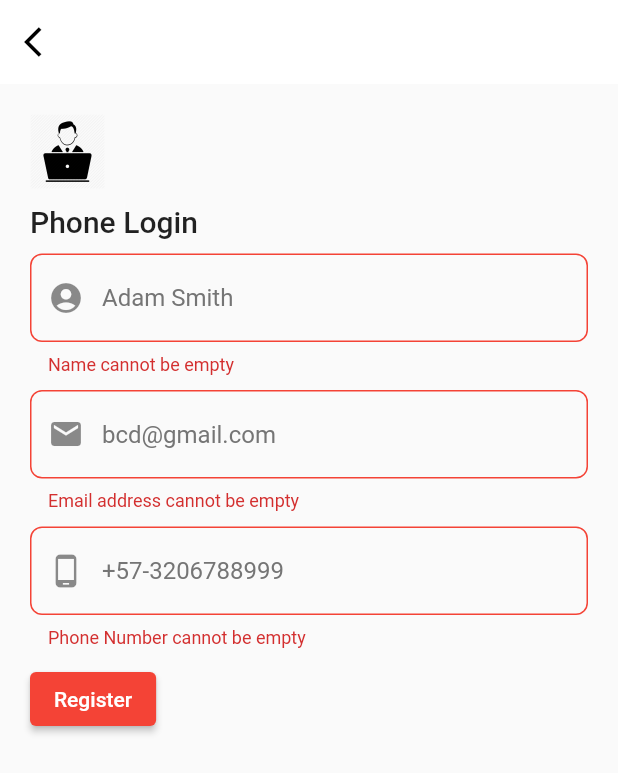
After one commit to brayanzul/blocauth, a Flutter app: the screen it shows after launch, after a tap on "Sign in with Phone", after a tap on "Register", on a phone screen of 412 x 824 dp. The commit adds this screen. Shown: the top 773 px of the screen. Run offline on Flutter 3.47's test engine with Material 2 defaults, Android fonts, the light colour scheme and no system bars; our stand-ins replace cloud_firestore, connectivity_plus, firebase_auth, firebase_core, font_awesome_flutter, google_sign_in and 2 more; missing offline and left inert: flutter_facebook_auth, twitter_login; accounts and stored records are empty; network calls fail.

Commit message:
Flutter BlocAuth project and today I worked: PhoneAuth Screen: Here add to login with the cell phone number

```diff
--- a/lib/provider/sign_in_provider.dart
+++ b/lib/provider/sign_in_provider.dart
@@ -286,4 +286,14 @@ class SignInProvider extends ChangeNotifier {
     final SharedPreferences s = await SharedPreferences.getInstance();
     s.clear();
   }
+
+  void phoneNumberUser(User user, email, name) {
+    _name = name;
+    _email = email;
+    _imageUrl = "null";
+    _uid = user.phoneNumber;
+    _provider = "PHONE";
+    notifyListeners();
+  }
+
 }
--- a/lib/screens/login_screen.dart
+++ b/lib/screens/login_screen.dart
@@ -1,6 +1,7 @@
 import 'package:blocauth/provider/internet_provider.dart';
 import 'package:blocauth/provider/sign_in_provider.dart';
 import 'package:blocauth/screens/home_screen.dart';
+import 'package:blocauth/screens/phoneauth_screen.dart';
 import 'package:blocauth/utils/config.dart';
 import 'package:blocauth/utils/next_screen.dart';
 import 'package:blocauth/utils/snack_bar.dart';
@@ -21,6 +22,7 @@ class _LoginScreenState extends State<LoginScreen> {
   final RoundedLoadingButtonController googleController = RoundedLoadingButtonController();
   final RoundedLoadingButtonController facebookController = RoundedLoadingButtonController();
   final RoundedLoadingButtonController twitterController = RoundedLoadingButtonController();
+  final RoundedLoadingButtonController phoneController = RoundedLoadingButtonController();
 
   @override
   Widget build(BuildContext context) {
@@ -174,7 +176,42 @@ class _LoginScreenState extends State<LoginScreen> {
                       ],
                     ),
                   ),
-
+                  const SizedBox(
+                    height: 10,
+                  ),
+                  // phoneAuth loading button
+                  RoundedLoadingButton(
+                    controller: phoneController,
+                    onPressed: (){
+                      nextScreenReplace(context, const PhoneAuthScreen());
+                      phoneController.reset();
+                    },
+                    successColor: Colors.black,
+                    width: MediaQuery.of(context).size.width * 0.80,
+                    elevation: 0,
+                    borderRadius: 25,
+                    color: Colors.black,
+                    child: Wrap(
+                      children: const [
+                        Icon(
+                          FontAwesomeIcons.phone,
+                          size: 20,
+                          color: Colors.white,
+                        ),
+                        SizedBox(
+                          width: 15,
+                        ),
+                        Text(
+                          "Sign in with Phone",
+                          style: TextStyle(
+                            color: Colors.white,
+                            fontSize: 15,
+                            fontWeight: FontWeight.w500
+                          ),
+                        ),
+                      ],
+                    ),
+                  ),
                 ],
               ),
 
--- /dev/null
+++ b/lib/screens/phoneauth_screen.dart
@@ -0,0 +1,257 @@
+import 'package:blocauth/provider/internet_provider.dart';
+import 'package:blocauth/provider/sign_in_provider.dart';
+import 'package:blocauth/screens/home_screen.dart';
+import 'package:blocauth/screens/login_screen.dart';
+import 'package:blocauth/utils/config.dart';
+import 'package:blocauth/utils/next_screen.dart';
+import 'package:blocauth/utils/snack_bar.dart';
+import 'package:firebase_auth/firebase_auth.dart';
+import 'package:flutter/material.dart';
+import 'package:provider/provider.dart';
+
+class PhoneAuthScreen extends StatefulWidget {
+  const PhoneAuthScreen({super.key});
+
+  @override
+  State<PhoneAuthScreen> createState() => _PhoneAuthScreenState();
+}
+
+class _PhoneAuthScreenState extends State<PhoneAuthScreen> {
+  final formkey = GlobalKey<FormState>();
+  // controller -> phone, email, name, otp code,
+  TextEditingController phoneController = TextEditingController();
+  TextEditingController emailController = TextEditingController();
+  TextEditingController nameController = TextEditingController();
+  TextEditingController otpCodeController = TextEditingController();
+
+  @override
+  Widget build(BuildContext context) {
+    return Scaffold(
+      appBar: AppBar(
+        backgroundColor: Colors.white,
+        elevation: 0,
+        leading: IconButton(
+          icon: const Icon(
+            Icons.arrow_back_ios,
+            color: Colors.black,
+          ),
+          onPressed: () {
+            nextScreenReplace(context, const LoginScreen());
+          },
+        ),
+      ),
+      body: SingleChildScrollView(
+          child: Container(
+        padding: const EdgeInsets.all(20),
+        child: Form(
+          key: formkey,
+          child: Column(
+            mainAxisAlignment: MainAxisAlignment.center,
+            crossAxisAlignment: CrossAxisAlignment.start,
+            children: [
+              Image(
+                image: AssetImage(Config.app_icon),
+                height: 50,
+                width: 50,
+              ),
+              const SizedBox(
+                height: 10,
+              ),
+              const Text(
+                "Phone Login",
+                style: TextStyle(
+                  fontSize: 20,
+                  fontWeight: FontWeight.w500,
+                ),
+              ),
+              const SizedBox(
+                height: 10,
+              ),
+              TextFormField(
+                validator: (value) {
+                  if (value!.isEmpty) {
+                    return "Name cannot be empty";
+                  }
+                  return null;
+                },
+                controller: nameController,
+                textInputAction: TextInputAction.none,
+                decoration: InputDecoration(
+                    prefixIcon: const Icon(Icons.account_circle),
+                    hintText: "Adam Smith",
+                    hintStyle: TextStyle(color: Colors.grey[600]),
+                    errorBorder: OutlineInputBorder(
+                        borderRadius: BorderRadius.circular(8),
+                        borderSide: const BorderSide(color: Colors.red)),
+                    focusedBorder: OutlineInputBorder(
+                        borderRadius: BorderRadius.circular(8),
+                        borderSide: const BorderSide(color: Colors.grey)),
+                    enabledBorder: OutlineInputBorder(
+                        borderRadius: BorderRadius.circular(8),
+                        borderSide: const BorderSide(color: Colors.grey))),
+              ),
+              const SizedBox(
+                height: 10,
+              ),
+              TextFormField(
+                validator: (value) {
+                  if (value!.isEmpty) {
+                    return "Email address cannot be empty";
+                  }
+                  return null;
+                },
+                controller: emailController,
+                textInputAction: TextInputAction.none,
+                decoration: InputDecoration(
+                    prefixIcon: const Icon(Icons.email),
+                    hintText: "bcd@gmail.com",
+                    hintStyle: TextStyle(color: Colors.grey[600]),
+                    errorBorder: OutlineInputBorder(
+                        borderRadius: BorderRadius.circular(8),
+                        borderSide: const BorderSide(color: Colors.red)),
+                    focusedBorder: OutlineInputBorder(
+                        borderRadius: BorderRadius.circular(8),
+                        borderSide: const BorderSide(color: Colors.grey)),
+                    enabledBorder: OutlineInputBorder(
+                        borderRadius: BorderRadius.circular(8),
+                        borderSide: const BorderSide(color: Colors.grey))),
+              ),
+              const SizedBox(
+                height: 10,
+              ),
+              TextFormField(
+                validator: (value) {
+                  if (value!.isEmpty) {
+                    return "Phone Number cannot be empty";
+                  }
+                  return null;
+                },
+                controller: phoneController,
+                textInputAction: TextInputAction.next,
+                decoration: InputDecoration(
+                    prefixIcon: const Icon(Icons.phone_android),
+                    hintText: "+57-3206788999",
+                    hintStyle: TextStyle(color: Colors.grey[600]),
+                    errorBorder: OutlineInputBorder(
+                        borderRadius: BorderRadius.circular(8),
+                        borderSide: const BorderSide(color: Colors.red)),
+                    focusedBorder: OutlineInputBorder(
+                        borderRadius: BorderRadius.circular(8),
+                        borderSide: const BorderSide(color: Colors.grey)),
+                    enabledBorder: OutlineInputBorder(
+                        borderRadius: BorderRadius.circular(8),
+                        borderSide: const BorderSide(color: Colors.grey))),
+              ),
+              const SizedBox(
+                height: 10,
+              ),
+              ElevatedButton(
+                  onPressed: () {
+                    login(context, phoneController.text.trim());
+                  },
+                  style: ElevatedButton.styleFrom(primary: Colors.red),
+                  child: const Text("Register"))
+            ],
+          ),
+        ),
+      )),
+    );
+  }
+
+  Future login(BuildContext contex, String mobile) async {
+    final sp = context.read<SignInProvider>();
+    final ip = context.read<InternetProvider>();
+    await ip.checkInternetConnection();
+
+    if (ip.hasInternet == false) {
+      openSnackbar(context, "Check your internet connection", Colors.red);
+    } else {
+      if (formkey.currentState!.validate()) {
+        FirebaseAuth.instance.verifyPhoneNumber(
+            phoneNumber: mobile,
+            verificationCompleted: (AuthCredential credential) async {
+              await FirebaseAuth.instance.signInWithCredential(credential);
+            },
+            verificationFailed: (FirebaseAuthException e) {
+              openSnackbar(context, e.toString(), Colors.red);
+            },
+            codeSent: (String verificationId, int? forcerResendingToken) {
+              showDialog(
+                  barrierDismissible: false,
+                  context: context,
+                  builder: (context) {
+                    return AlertDialog(
+                      title: const Text("Enter Code"),
+                      content: Column(
+                        mainAxisSize: MainAxisSize.min,
+                        children: [
+                          TextField(
+                            controller: otpCodeController,
+                            decoration: InputDecoration(
+                              prefixIcon: const Icon(Icons.code),
+                              errorBorder: OutlineInputBorder(
+                                  borderRadius: BorderRadius.circular(8),
+                                  borderSide:
+                                      const BorderSide(color: Colors.red)),
+                              focusedBorder: OutlineInputBorder(
+                                  borderRadius: BorderRadius.circular(8),
+                                  borderSide:
+                                      const BorderSide(color: Colors.grey)),
+                              enabledBorder: OutlineInputBorder(
+                                  borderRadius: BorderRadius.circular(8),
+                                  borderSide:
+                                      const BorderSide(color: Colors.grey)),
+                            ),
+                          ),
+                          const SizedBox(
+                            height: 10,
+                          ),
+                          ElevatedButton(
+                              onPressed: () async {
+                                final code = otpCodeController.text.trim();
+                                AuthCredential authCredential =
+                                    PhoneAuthProvider.credential(
+                                        verificationId: verificationId,
+                                        smsCode: code);
+                                User user = (await FirebaseAuth.instance
+                                        .signInWithCredential(authCredential))
+                                    .user!;
+                                // Save the values
+                                sp.phoneNumberUser(user, emailController.text,
+                                    nameController.text);
+                                // Checking whether user exists
+                                sp.checkUserExists().then((value) async {
+                                  if (value == true) {
+                                    // user exists
+                                    await sp
+                                        .getUserDataFromFirestore(sp.uid)
+                                        .then((value) => sp
+                                            .saveDataToSharedPreferences()
+                                            .then((value) =>
+                                                sp.setSignIn().then((value) {
+                                                  nextScreenReplace(context,
+                                                    const HomeScreen());
+                                                })));
+                                  } else {
+                                    // user does not exist
+                                    sp.saveDataToFirestore().then((value) => sp
+                                        .saveDataToSharedPreferences()
+                                        .then((value) =>
+                                            sp.setSignIn().then((value) {
+                                              nextScreenReplace(context,
+                                                    const HomeScreen());
+                                            })));
+                                  }
+                                });
+                              },
+                              child: const Text("Confirm"))
+                        ],
+                      ),
+                    );
+                  });
+            },
+            codeAutoRetrievalTimeout: (String verification) {});
+      }
+    }
+  }
+}
```
Also changed, not shown: 1 other file.
